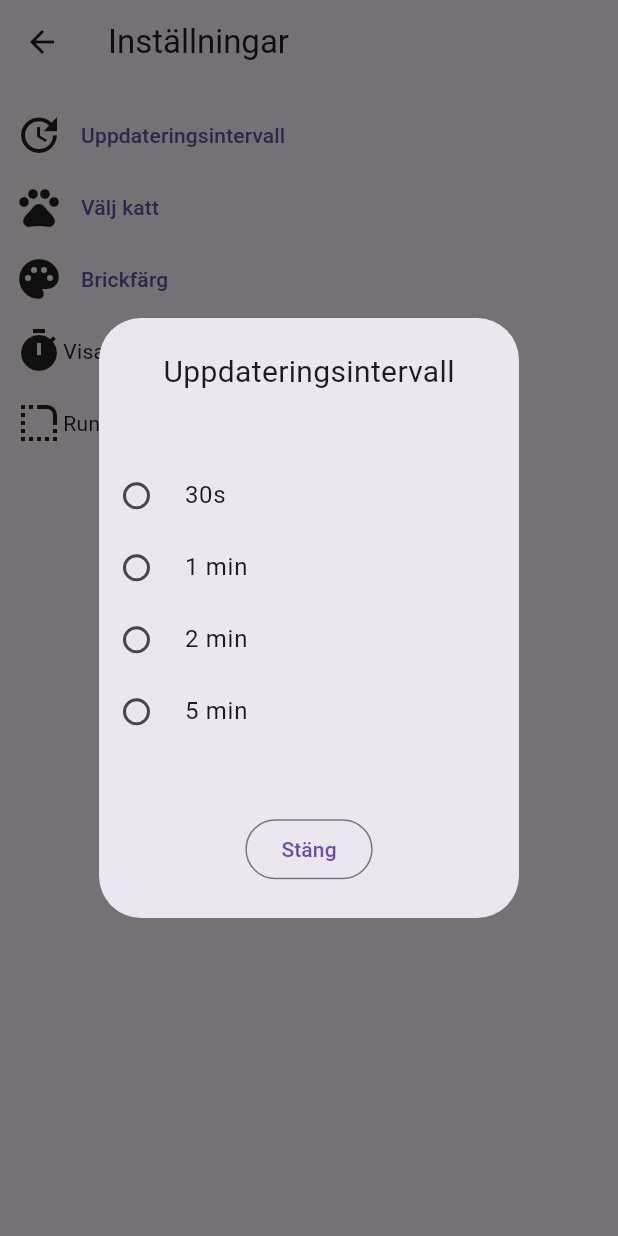
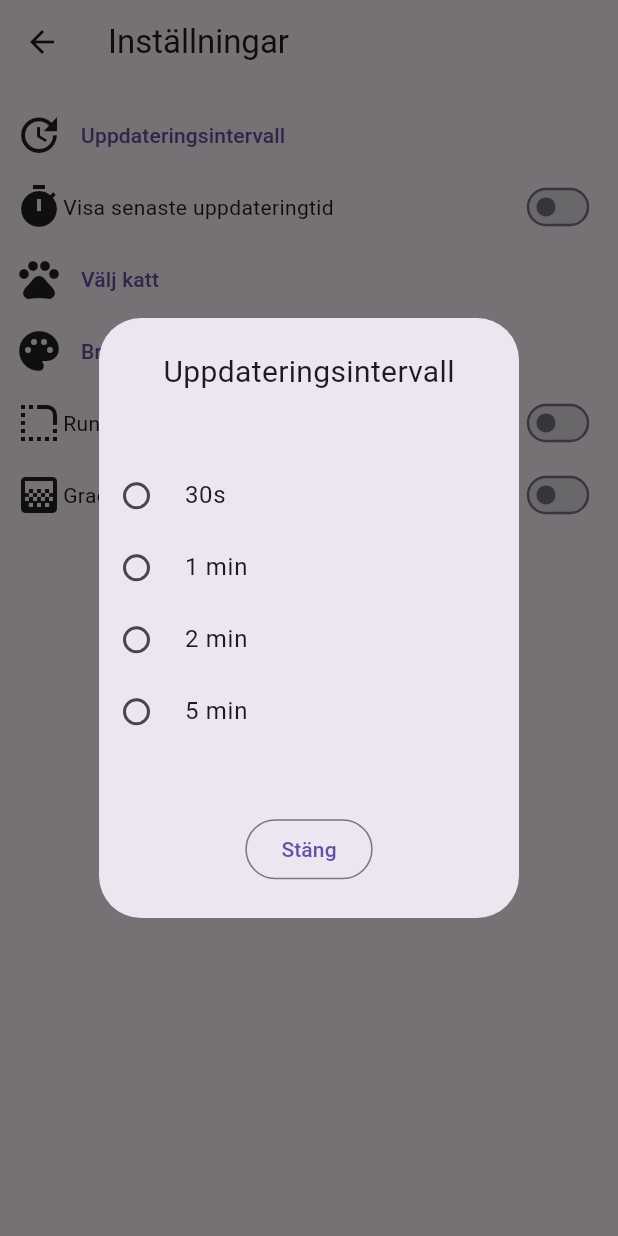
Before and after one commit to callemoon/sandaapp2, a Flutter app: the Settings screen opened directly, after a tap on "Uppdateringsintervall", on a phone screen of 412 x 824 dp. Run offline on Flutter 3.47's test engine with Material 3 defaults, Android fonts, the phone set to English and light mode, and no system bars; our stand-ins replace fl_chart, google_fonts, image_picker, shared_preferences; accounts and stored records are empty; network calls fail.

Commit message:
improve GUI

```diff
--- a/lib/main.dart
+++ b/lib/main.dart
@@ -22,12 +22,20 @@ TextStyle dateFont = GoogleFonts.exo2(fontSize: 12, fontWeight: FontWeight.w500)
 
 List<String> requestStrings =
 [
-  'https://api.thingspeak.com/channels/631325/fields/1.json?api_key=IA9TGDTR2351DC1I',  // sovrum
-  'https://api.thingspeak.com/channels/2011583/fields/1.json?api_key=EL96SBAO527BKNP3', // Övervåning
-  'https://api.thingspeak.com/channels/2014046/fields/1.json?api_key=68ODS47UMTXTWR9K', // Kök
-  'https://api.thingspeak.com/channels/2013865/fields/1.json?api_key=PLWLFP0HG4TE9BNZ', // ute
-  'https://api.thingspeak.com/channels/2019519/fields/1.json?api_key=3HZ51EFUGWRX9DBQ', // uppsala
-  'https://api.thingspeak.com/channels/2832057/fields/1.json?api_key=SYH9X8X6V0F23933'  // uppsala inne
+  'https://api.thingspeak.com/channels/631325/fields/1.json?api_key=IA9TGDTR2351DC1I',  // sovrum sanda
+  'https://api.thingspeak.com/channels/2011583/fields/1.json?api_key=EL96SBAO527BKNP3', // övervåning sanda
+  'https://api.thingspeak.com/channels/2014046/fields/1.json?api_key=68ODS47UMTXTWR9K', // kök sanda
+  'https://api.thingspeak.com/channels/2013865/fields/1.json?api_key=PLWLFP0HG4TE9BNZ', // ute sanda
+  'https://api.thingspeak.com/channels/2019519/fields/1.json?api_key=3HZ51EFUGWRX9DBQ', // ute uppsala
+  'https://api.thingspeak.com/channels/2832057/fields/1.json?api_key=SYH9X8X6V0F23933'  // sovrum uppsala
+];
+
+List<Color> colorList =
+[
+  Colors.transparent,
+  Colors.grey[300]!,
+  Colors.blue[100]!,
+  Colors.red[200]!,
 ];
 
 List<String> captions =
@@ -61,6 +69,7 @@ int? tileColor = 0;
 bool? showTime = false;
 Color tileColorColor = Colors.grey;
 bool? useRoundCorners = false;
+bool? gradient = false;
 
 void main() {
   runApp(const MyApp());
@@ -174,14 +183,8 @@ class _MyHomePageState extends State<MyHomePage> {
     tileColor = prefs!.getInt("color");
     if(tileColor == null)
       tileColorColor = Colors.grey;
-    if(tileColor == 0)
-      tileColorColor = Colors.transparent;
-    if(tileColor == 1)
-      tileColorColor = Colors.grey;
-    if(tileColor == 2)
-      tileColorColor = Colors.blue;
-    if(tileColor == 3)
-      tileColorColor = Colors.red;
+    else
+      tileColorColor = colorList[tileColor!];
 
     showTime = prefs!.getBool("time");
     if(showTime == null)
@@ -192,6 +195,10 @@ class _MyHomePageState extends State<MyHomePage> {
     useRoundCorners = prefs!.getBool("round-corners");
     if(useRoundCorners == null)
       useRoundCorners = false;
+
+    gradient = prefs!.getBool("gradient");
+    if(gradient == null)
+      gradient = false;
   }
 
   Container createTile(String text, int index, Color tileColor, IconData tileIcon)
@@ -231,12 +238,18 @@ class _MyHomePageState extends State<MyHomePage> {
   @override
   Widget build(BuildContext context) {
     return Scaffold(
-        appBar: AppBar(
-          title: Text(widget.title),
-        ),
         body: Align(
             alignment: Alignment.center,
-            child: ListView(
+            child: Container(        decoration: BoxDecoration(
+              gradient: LinearGradient(
+                begin: Alignment.topCenter,
+                end: Alignment.bottomCenter,
+                colors: [
+                  gradient!?Colors.grey:Colors.white,
+                  Colors.white,
+                ],
+              ),
+            ), child: ListView(
               padding: EdgeInsets.all(15),
               children: [
                 Row(
@@ -322,7 +335,7 @@ class _MyHomePageState extends State<MyHomePage> {
                 Container(height: rowSpacing),
                 Row(mainAxisAlignment: MainAxisAlignment.center,
                     children: [
-                      createTile(captions[5], 5, tileColor != 0 ? tileColorColor: tileColors[5], Icons.kitchen),
+                      createTile(captions[5], 5, tileColor != 0 ? tileColorColor: tileColors[5], Icons.bed),
                       Container(width: columnSpacing),
                       createTile(captions[4], 4, tileColor != 0 ? tileColorColor: tileColors[4], Icons.church)
                     ]),
@@ -345,7 +358,7 @@ class _MyHomePageState extends State<MyHomePage> {
 
                     ]),
               ],
-            )
+            ))
         ));
   }
 }
@@ -477,7 +490,6 @@ class _MyDiagrams extends State<Diagrams> {
         ]));}
 }
 
-
 class Settings extends StatefulWidget {
   const Settings({super.key});
 
@@ -602,7 +614,7 @@ class _MySettings extends State<Settings> {
                     prefs!.setInt("color", value!);
                     setState(() {
                       tileColor = value;
-                        tileColorColor = Colors.grey;
+                      tileColorColor = colorList[tileColor!];
                     });
                   },
                 ),
@@ -616,7 +628,7 @@ class _MySettings extends State<Settings> {
                     prefs!.setInt("color", value!);
                     setState(() {
                       tileColor = value;
-                        tileColorColor = Colors.blue;
+                      tileColorColor = colorList[tileColor!];
                     });
                   },
                 ),
@@ -630,7 +642,7 @@ class _MySettings extends State<Settings> {
                     prefs!.setInt("color", value!);
                     setState(() {
                       tileColor = value;
-                        tileColorColor = Colors.red;
+                      tileColorColor = colorList[tileColor!];
                     });
                   },
                 ),
@@ -654,11 +666,36 @@ class _MySettings extends State<Settings> {
         ),
         body: ListView(
           padding: EdgeInsets.all(10),
-          children: [Row(children: [Icon(Icons.update, size:32), TextButton(onPressed:(){
+          children: [
+            Row(children: [Icon(Icons.update, size:32), TextButton(onPressed:(){
               showDialog(context: context, builder: (BuildContext context){
                 return buildRefreshDialog(context);
               });
             }, child: Text('Uppdateringsintervall')), ]),
+            Row(
+              children: [
+                Icon(Icons.timer, size: 32),
+                Text("Visa senaste uppdateringtid"),
+                Expanded(
+                  child: Align(
+                    alignment: Alignment.centerRight,
+                    child: Transform.scale(
+                      scale: 0.8, // Adjust this value to change the size of the Switch
+                      child: Switch(
+                        value: showTime!,
+                        onChanged: (bool value) {
+                          setState(() {
+                            showTime = value;
+                            prefs!.setBool("time", value);
+                          });
+                        },
+                      ),
+                    ),
+                  ),
+                ),
+              ],
+            ),
+
             Row(children: [
               Icon(Icons.pets, size:32),
               TextButton(onPressed:
@@ -667,9 +704,9 @@ class _MySettings extends State<Settings> {
               File file2 = File(file!.path);
               await file2.copy('${dir.path}/${file!.name}');
               myImage = FileImage(File('${dir.path}/${file!.name}'));
-
               await prefs!.setString("filename", '${dir.path}/${file!.name}');
               }, child: Text('Välj katt'))]),
+
             Row(children: [
               Icon(Icons.palette, size:32),
               TextButton(onPressed:(){
@@ -677,23 +714,17 @@ class _MySettings extends State<Settings> {
                   return buildColorDialog(context);
                 });
               }, child: Text('Brickfärg'))]),
-            Row(children: [
-              Icon(Icons.timer, size:32),
-              Text("Visa senaste uppdateringtid"),
-              Switch(
-                value: showTime!,
-                onChanged: (bool value) {
-                  setState(() {
-                    showTime = value;
-                    prefs!.setBool("time", value);
-                  });
-                },
-                )],
-          ),
-            Row(children: [
-              Icon(Icons.rounded_corner, size:32),
+
+            Row(
+              children: [
+                Icon(Icons.rounded_corner, size: 32),
                 Text("Runda hörn"),
-              Switch(
+                Expanded(
+                  child: Align(
+                    alignment: Alignment.centerRight,
+                    child: Transform.scale(
+                      scale: 0.8, // Adjust this value to resize the Switch
+                      child: Switch(
                         value: useRoundCorners!,
                         onChanged: (bool value) {
                           setState(() {
@@ -701,7 +732,34 @@ class _MySettings extends State<Settings> {
                             prefs!.setBool("round-corners", value);
                           });
                         },
-              )],
+                      ),
+                    ),
+                  ),
+                ),
+              ],
+            ),
+            Row(
+              children: [
+                Icon(Icons.gradient, size: 32),
+                Text("Gradient"),
+                Expanded(
+                  child: Align(
+                    alignment: Alignment.centerRight,
+                    child: Transform.scale(
+                      scale: 0.8, // Adjust this value to resize the Switch
+                      child: Switch(
+                        value: gradient!,
+                        onChanged: (bool value) {
+                          setState(() {
+                            gradient = value;
+                            prefs!.setBool("gradient", value);
+                          });
+                        },
+                      ),
+                    ),
+                  ),
+                ),
+              ],
             )
           ],
         )
```
Also changed, not shown: 1 other file. Lines whose indentation alone changed are shown as unchanged.
